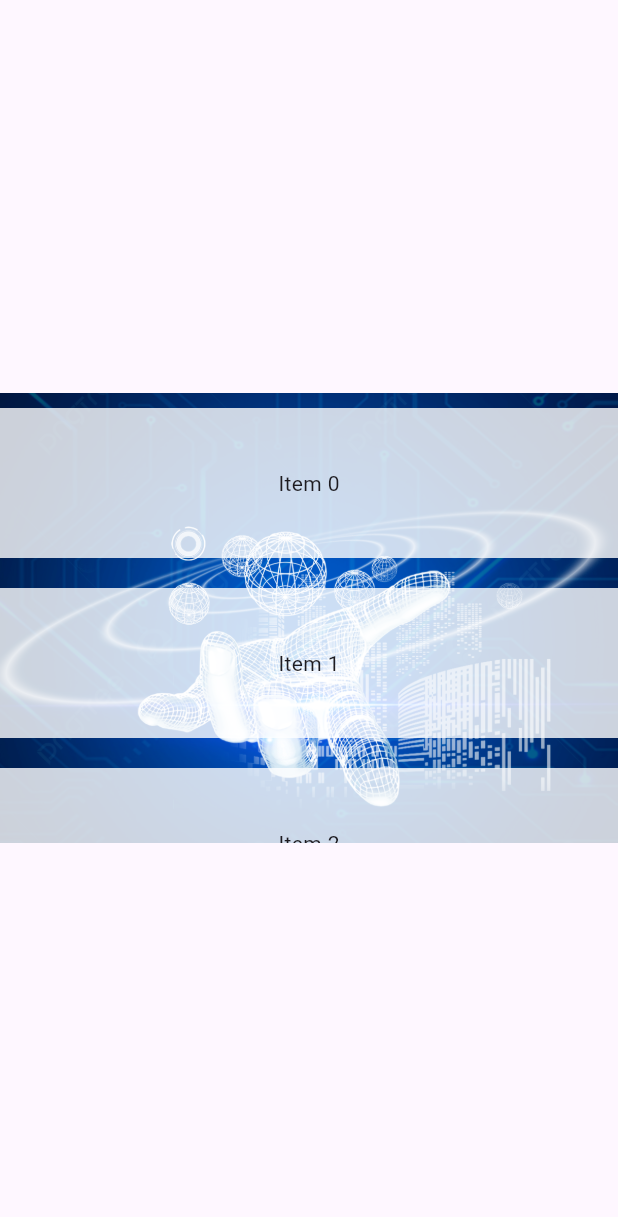
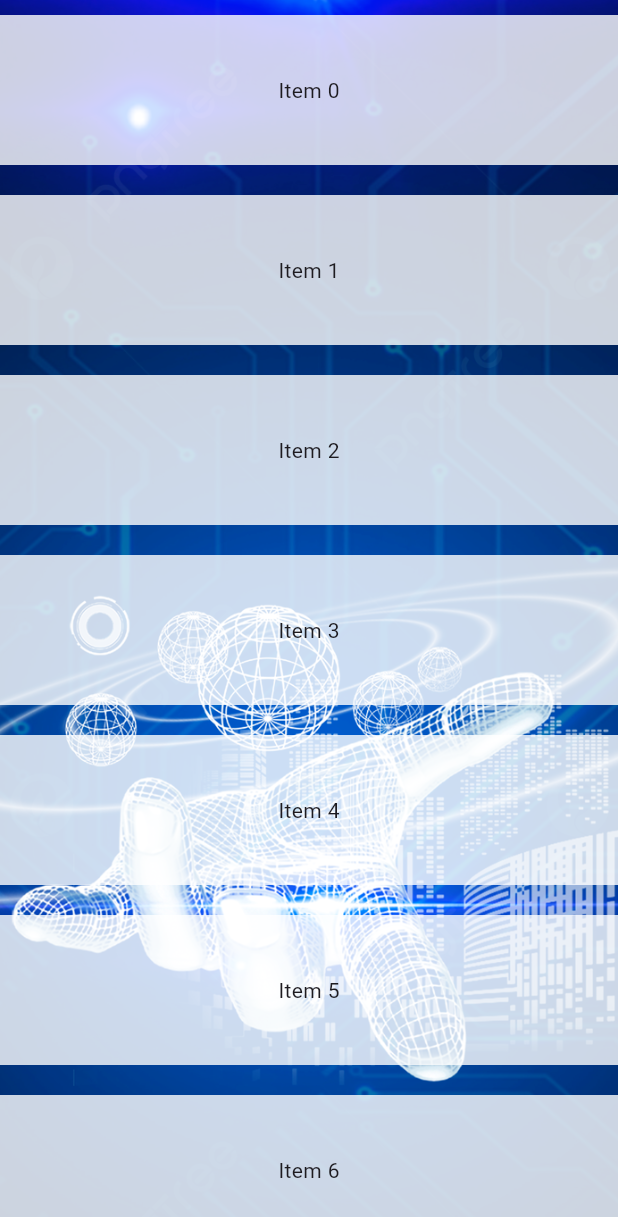
Before and after one commit to raphrmx/simple_parallax, a Flutter app: the screen it shows after launch, on a phone screen of 412 x 824 dp. Shown: the top 1217 px of the screen. Run offline on Flutter 3.47's test engine with Material 3 defaults, Android fonts, the light colour scheme and no system bars.

Commit message:
Add parallax mods container and widget. Rename all classes

```diff
--- a/example/lib/main.dart
+++ b/example/lib/main.dart
@@ -3,36 +3,10 @@ import 'package:simple_parallax/simple_parallax.dart';
 
 void main() => runApp(const MyApp());
 
-class MyApp extends StatefulWidget {
+/// App demo
+class MyApp extends StatelessWidget {
+  /// App demo constructor
   const MyApp({super.key});
-
-  @override
-  State<MyApp> createState() => _MyAppState();
-}
-
-class _MyAppState extends State<MyApp> {
-  static const itemHeight = 100.0;
-  static const itemMargin = 10.0;
-  static const numberItems = 20;
-  static const widgetHeight = 300.0;
-  static const widgetWidth = 600.0;
-  final _columnKey = GlobalKey();
-
-  double _columnHeight = 1;
-
-  void _calculateHeight() {
-    final RenderBox renderBox =
-        _columnKey.currentContext!.findRenderObject() as RenderBox;
-    setState(() {
-      _columnHeight = renderBox.size.height;
-    });
-  }
-
-  @override
-  void initState() {
-    super.initState();
-    WidgetsBinding.instance.addPostFrameCallback((_) => _calculateHeight());
-  }
 
   @override
   Widget build(BuildContext context) {
@@ -40,19 +14,20 @@ class _MyAppState extends State<MyApp> {
       home: Scaffold(
         body: Center(
           child: SizedBox(
-            height: widgetHeight,
-            width: widgetWidth,
-            child: SimpleParallax(
+            //height: 300,
+            //width: 600,
+            child: SimpleParallaxContainer(
+              //height: 300,
               imagePath: 'assets/images/background.jpg',
-              speed: widgetHeight / _columnHeight,
+              speed: 0.3,
+              autoSpeed: true,
               decal: 1.0,
               child: Column(
-                key: _columnKey,
-                children: List.generate(
-                  numberItems,
-                  (index) => Container(
-                    height: itemHeight,
-                    margin: const EdgeInsets.symmetric(vertical: itemMargin),
+                children: List<Widget>.generate(
+                  20,
+                  (int index) => Container(
+                    height: 100,
+                    margin: const EdgeInsets.symmetric(vertical: 10),
                     color: Colors.white.withOpacity(0.8),
                     child: Center(child: Text('Item $index')),
                   ),
--- a/lib/simple_parallax.dart
+++ b/lib/simple_parallax.dart
@@ -1,4 +1,3 @@
-import 'src/components/parallax_widget.dart';
-
-/// Typof parallax widget
-typedef SimpleParallax = ParallaxWidget;
+export './src/components/simple_parallax_container.dart';
+export './src/components/simple_parallax_widget.dart';
+export './src/components/simple_parallax_item.dart';
--- a/lib/src/components/parallax_layer.dart
+++ b/lib/src/components/parallax_layer.dart
@@ -1,9 +1,19 @@
 import 'package:flutter/material.dart';
 import 'package:provider/provider.dart';
-import 'package:simple_parallax/src/common/scroll_notifier.dart';
+import '../common/scroll_notifier.dart';
 
 /// Parallax layer for background image
 class ParallaxLayer extends StatelessWidget {
+  /// Layer constructor
+  const ParallaxLayer({
+    super.key,
+    required this.imagePath,
+    this.speed = 0.3,
+    this.decal = 1.0,
+    this.width,
+    this.height,
+  });
+
   /// Background image path
   final String imagePath;
 
@@ -19,23 +29,13 @@ class ParallaxLayer extends StatelessWidget {
   /// Background layer height
   final double? height;
 
-  /// Layer constructor
-  const ParallaxLayer({
-    super.key,
-    required this.imagePath,
-    this.speed = 0.3,
-    this.decal = 1.0,
-    this.width,
-    this.height,
-  });
-
   @override
   Widget build(BuildContext context) {
     return Consumer<ScrollNotifier>(
-      builder: (context, notifier, _) {
-        final blocHeight = height ?? MediaQuery.of(context).size.height;
-        final blocWidth = width ?? MediaQuery.of(context).size.width;
-        final imageHeight = blocHeight * (speed + decal);
+      builder: (BuildContext context, ScrollNotifier notifier, _) {
+        final double blocHeight = height ?? MediaQuery.of(context).size.height;
+        final double blocWidth = width ?? MediaQuery.of(context).size.width;
+        final double imageHeight = blocHeight * (speed + decal);
 
         double offset = notifier.scrollOffset;
 
@@ -43,14 +43,17 @@ class ParallaxLayer extends StatelessWidget {
           offset = 0;
         }
 
-        final imageActualHeight = imageHeight + offset;
+        final double imageActualHeight = imageHeight + offset;
 
         return Positioned(
           top: -offset,
           left: 0,
           width: blocWidth,
           height: imageActualHeight,
-          child: Image.asset(imagePath, fit: BoxFit.cover),
+          child: Image.asset(
+            imagePath,
+            fit: BoxFit.cover,
+          ),
         );
       },
     );
--- a/lib/src/components/parallax_widget.dart
+++ /dev/null
@@ -1,65 +0,0 @@
-import 'package:flutter/material.dart';
-import 'package:provider/provider.dart';
-import 'package:simple_parallax/src/common/scroll_notifier.dart';
-import 'package:simple_parallax/src/components/parallax_layer.dart';
-
-/// SimpleParallax widget
-class ParallaxWidget extends StatelessWidget {
-  /// Background image path
-  final String imagePath;
-
-  /// Parallax content
-  final Widget child;
-
-  /// Parallax speed setting
-  final double speed;
-
-  /// Image base position
-  final double decal;
-
-  /// Simple parallax constructor
-  const ParallaxWidget({
-    super.key,
-    required this.imagePath,
-    required this.child,
-    this.speed = 0.3,
-    this.decal = 1.0,
-  });
-
-  @override
-  Widget build(BuildContext context) {
-    return LayoutBuilder(builder: (context, constraints) {
-      final parentHeight = constraints.maxHeight;
-      final parentWidth = constraints.maxWidth;
-
-      return ChangeNotifierProvider(
-        create: (context) => ScrollNotifier(),
-        child: Consumer<ScrollNotifier>(builder: (context, notifier, _) {
-          return NotificationListener<ScrollNotification>(
-            onNotification: (scrollNotification) {
-              if (scrollNotification is ScrollUpdateNotification) {
-                final scrollPixels = scrollNotification.metrics.pixels;
-                final offset = scrollPixels * speed;
-                Provider.of<ScrollNotifier>(context, listen: false)
-                    .setScrollOffset(offset);
-              }
-              return true;
-            },
-            child: Stack(
-              children: [
-                ParallaxLayer(
-                  imagePath: imagePath,
-                  speed: speed,
-                  decal: decal,
-                  width: parentWidth,
-                  height: parentHeight,
-                ),
-                SingleChildScrollView(child: child),
-              ],
-            ),
-          );
-        }),
-      );
-    });
-  }
-}
--- /dev/null
+++ b/lib/src/components/simple_parallax_container.dart
@@ -0,0 +1,109 @@
+import 'package:flutter/material.dart';
+import 'package:provider/provider.dart';
+import '../common/scroll_notifier.dart';
+import './parallax_layer.dart';
+
+/// SimpleParallax widget
+class SimpleParallaxContainer extends StatefulWidget {
+  /// Simple parallax constructor
+  const SimpleParallaxContainer({
+    super.key,
+    required this.imagePath,
+    required this.child,
+    this.speed = 0.3,
+    this.decal = 1.0,
+    this.height,
+    this.autoSpeed = false,
+  });
+
+  /// Background image path
+  final String imagePath;
+
+  /// Parallax content
+  final Widget child;
+
+  /// Parallax speed setting
+  final double speed;
+
+  /// Perfect speed auto calculated
+  final bool autoSpeed;
+
+  /// Image base position
+  final double decal;
+
+  /// Widget Height
+  final double? height;
+
+  @override
+  State<SimpleParallaxContainer> createState() => _SimpleParallaxContainerState();
+}
+
+class _SimpleParallaxContainerState extends State<SimpleParallaxContainer> {
+  double _speed = 0.3;
+  void _calculateSpeed() {
+    final RenderBox? renderBox =
+      (widget.child.key as GlobalKey?)?.currentContext?.findRenderObject() as RenderBox?;
+    if (renderBox != null) {
+      setState(() {
+        _speed = (widget.height ?? MediaQuery.of(context).size.height) / renderBox.size.height;
+      });
+    }
+  }
+
+  @override
+  void initState() {
+    super.initState();
+    _speed = widget.speed;
+  }
+  @override
+  void didChangeDependencies() {
+    super.didChangeDependencies();
+    if (widget.autoSpeed) {
+      WidgetsBinding.instance.addPostFrameCallback((_) {
+        _calculateSpeed();
+      });
+    }
+  }
+
+  @override
+  Widget build(BuildContext context) {
+    return LayoutBuilder(
+      builder: (BuildContext context, BoxConstraints constraints) {
+        final double parentHeight = constraints.maxHeight;
+        final double parentWidth = constraints.maxWidth;
+
+        return ChangeNotifierProvider<ScrollNotifier>(
+          create: (BuildContext context) => ScrollNotifier(),
+          child: Consumer<ScrollNotifier>(
+            builder: (BuildContext context, ScrollNotifier notifier, _) {
+              return NotificationListener<ScrollNotification>(
+                onNotification: (ScrollNotification scrollNotification) {
+                  if (scrollNotification is ScrollUpdateNotification) {
+                    final double scrollPixels =
+                        scrollNotification.metrics.pixels;
+                    final double offset = scrollPixels * _speed;
+                    Provider.of<ScrollNotifier>(context, listen: false)
+                        .setScrollOffset(offset);
+                  }
+                  return true;
+                },
+                child: Stack(
+                  children: <Widget>[
+                    ParallaxLayer(
+                      imagePath: widget.imagePath,
+                      speed: _speed,
+                      decal: widget.decal,
+                      width: parentWidth,
+                      height: parentHeight,
+                    ),
+                    SingleChildScrollView(child: widget.child),
+                  ],
+                ),
+              );
+            },
+          ),
+        );
+      },
+    );
+  }
+}
```
Also changed, not shown: analysis_options.yaml (+48 -0 lines), example/analysis_options.yaml (+49 -24 lines), example/lib/main_column.dart (added, +50 -0 lines), lib/simple_parallax_web.dart (added, +8 -0 lines), lib/src/common/parallax_notifier.dart (added, +24 -0 lines), lib/src/common/scroll_notifier.dart (+17 -8 lines), lib/src/components/simple_parallax_item.dart (added, +115 -0 lines), lib/src/components/simple_parallax_widget.dart (added, +52 -0 lines), 2 other files.
